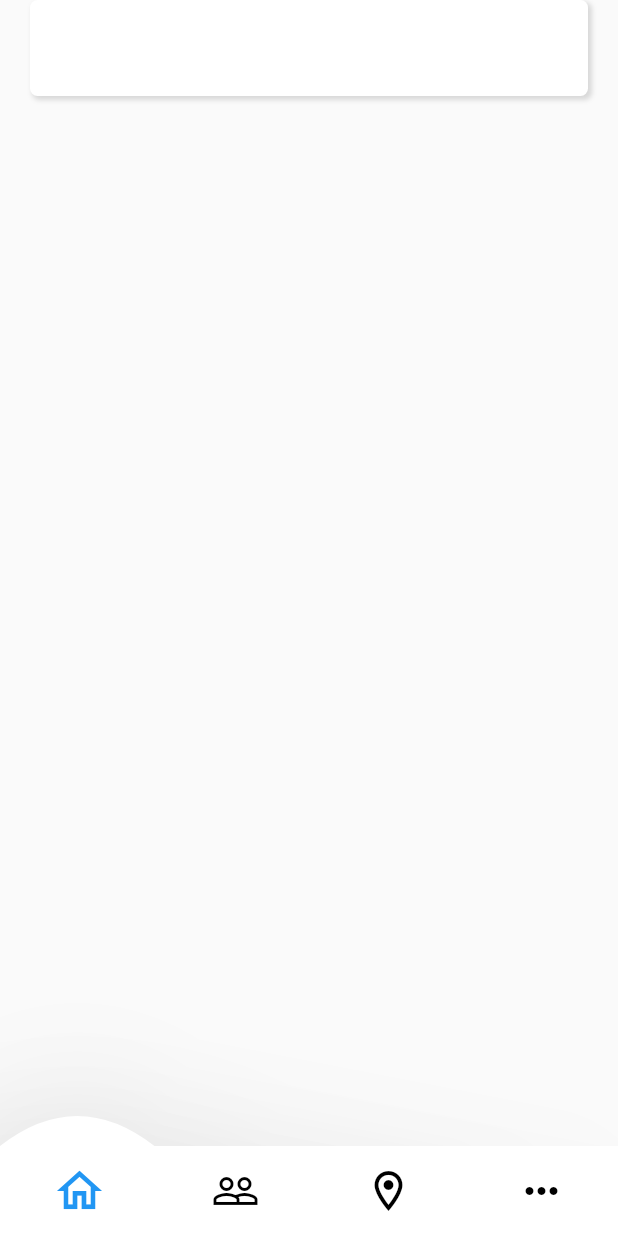
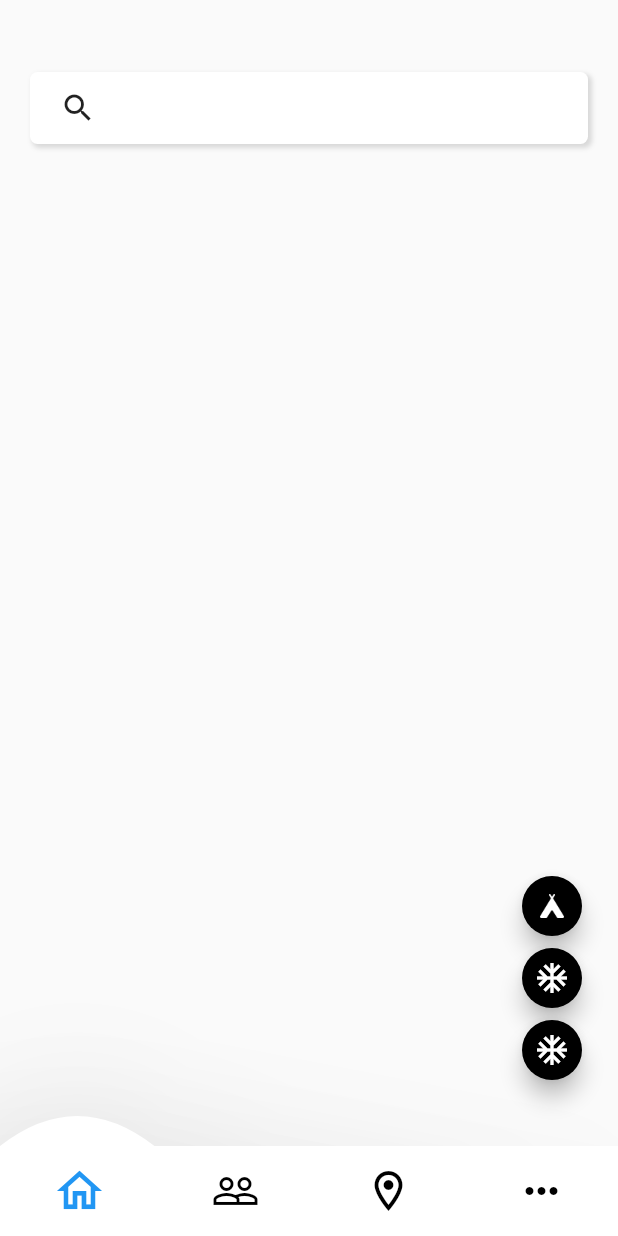
Before and after one commit to 2021-contest-exhibit/flutter-modak, a Flutter app: the screen it shows after launch, swiped to page 2, on a phone screen of 412 x 824 dp. Run offline on Flutter 3.47's test engine with Material 2 defaults, Android fonts, the phone set to English and light mode, and no system bars.

Commit message:
[UPDATE] update map page

```diff
--- a/modak/lib/page/MapPage.dart
+++ b/modak/lib/page/MapPage.dart
@@ -1,31 +1,48 @@
-
 import 'package:flutter/cupertino.dart';
 import 'package:flutter/material.dart';
 
 class MapPage extends StatefulWidget {
-
   @override
   MapPageState createState() => MapPageState();
 }
 
 class MapPageState extends State<MapPage> {
 
+  Widget floatingControlButton(Widget icon) {
+    return Positioned(
+      child: FloatingActionButton(
+          onPressed: () {},
+          backgroundColor: Colors.black,
+          mini: true,
+          child: icon
+      ),
+    );
+  }
+
   @override
   Widget build(BuildContext context) {
+    final double _width = MediaQuery.of(context).size.width;
+    final double _contentWidth = _width - 80;
     return Scaffold(
       body: Stack(
         children: [
-          Positioned(child: Container(
+          Positioned(
+            top: 48,
+            child: Container(
               padding: const EdgeInsets.symmetric(horizontal: 20.0),
               child: InkWell(
                 onTap: () {},
                 child: Ink(
-                height: 64,
+                  height: 48,
                   padding: const EdgeInsets.symmetric(horizontal: 20.0),
-                child: Stack(
+                  child: Container(
+                    width: _contentWidth,
+                    child: Row(
+                      mainAxisSize: MainAxisSize.max,
                       children: [
-
+                        Icon(Icons.search)
                       ],
+                    ),
                   ),
                   decoration: const BoxDecoration(
                       color: Color(0xffffffff),
@@ -42,7 +59,23 @@ class MapPageState extends State<MapPage> {
                       ]),
                 ),
               ),
-          ))
+            ),
+          ),
+          Positioned(
+            bottom: 100,
+            right: 20,
+            child: Column(
+              children: [
+                floatingControlButton(Image.asset(
+                  'image/logo.png',
+                  width: 16.0,
+                  height: 16.0,
+                )),
+                floatingControlButton(Icon(Icons.ac_unit)),
+                floatingControlButton(Icon(Icons.ac_unit)),
+              ],
+            ),
+          ),
         ],
       ),
     );
```
Lines whose indentation alone changed are shown as unchanged.
